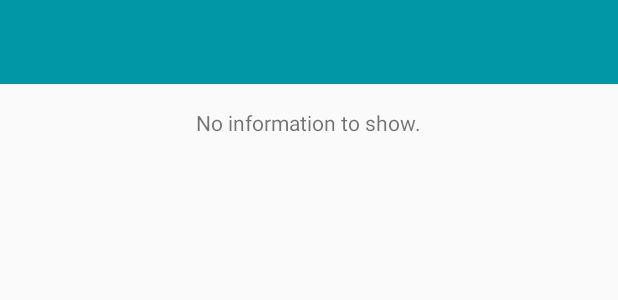
After one commit to evijit/Madad_SOS, an Android app: the layout activity_chatlist.xml on its own in the app's theme, with its tools: preview values and no code run, on a phone screen of 412 x 824 dp. The commit adds this screen. Shown: the top 300 px of the screen. Run offline under Robolectric (Android 15) with nearby library versions, the phone set to English and light mode, and no system bars.

Commit message:
Chatlist UI complete

```diff
--- a/app/src/main/AndroidManifest.xml
+++ b/app/src/main/AndroidManifest.xml
@@ -43,6 +43,10 @@
             android:name=".MessageActivity"
             android:label="@string/title_activity_message" >
         </activity>
+        <activity
+            android:name=".Chatlist"
+            android:label="@string/title_activity_chatlist" >
+        </activity>
     </application>
 
 </manifest>
--- a/app/src/main/java/kgp/tech/interiit/sos/MapsActivity.java
+++ b/app/src/main/java/kgp/tech/interiit/sos/MapsActivity.java
@@ -29,7 +29,7 @@ public class MapsActivity extends FragmentActivity {
 
     public void openchat(View v)
     {
-        Intent i = new Intent(MapsActivity.this, MessageActivity.class);
+        Intent i = new Intent(MapsActivity.this, Chatlist.class);
         startActivity(i);
     }
     /**
--- a/app/src/main/java/kgp/tech/interiit/sos/MessageActivity.java
+++ b/app/src/main/java/kgp/tech/interiit/sos/MessageActivity.java
@@ -118,6 +118,7 @@ public class MessageActivity extends AppCompatActivity {
     }
     private class SendMessage extends AsyncTask<Void, String, String>
     {
+        String sender="Somebody";
         @Override
         protected String doInBackground(Void... params) {
             try {
--- /dev/null
+++ b/app/src/main/res/layout/activity_chatlist.xml
@@ -0,0 +1,67 @@
+
+
+
+
+    <LinearLayout
+        android:layout_width="match_parent"
+        android:layout_height="match_parent"
+        android:orientation="vertical"
+        android:fitsSystemWindows="true"
+        tools:context=".Contact"
+        xmlns:app="http://schemas.android.com/apk/res-auto"
+        xmlns:android="http://schemas.android.com/apk/res/android"
+        xmlns:tools="http://schemas.android.com/tools">
+        <android.support.v7.widget.Toolbar
+            android:id="@+id/my_awesome_toolbar"
+            android:layout_height="wrap_content"
+            android:layout_width="match_parent"
+            android:fitsSystemWindows="true"
+            android:minHeight="?attr/actionBarSize"
+            android:background="?attr/colorPrimary"
+            app:theme="@style/ThemeOverlay.AppCompat.Dark.ActionBar"
+            app:popupTheme="@style/ThemeOverlay.AppCompat.Light"/>
+
+            <RelativeLayout xmlns:android="http://schemas.android.com/apk/res/android"
+                xmlns:tools="http://schemas.android.com/tools"
+                android:layout_width="match_parent"
+                android:layout_height="match_parent"
+                android:paddingBottom="@dimen/activity_vertical_margin"
+                android:paddingLeft="@dimen/activity_horizontal_margin"
+                android:paddingRight="@dimen/activity_horizontal_margin"
+                android:paddingTop="@dimen/activity_vertical_margin">
+
+                <FrameLayout
+                    android:layout_width="fill_parent"
+                    android:layout_height="wrap_content"
+                    android:layout_marginLeft="10dp"
+                    android:layout_marginRight="10dp"
+                    android:orientation="vertical" >
+
+                    <!--<TextView
+                        android:id="@+id/usertitle"
+                        android:layout_width="wrap_content"
+                        android:layout_height="wrap_content"
+                        android:textSize="25sp"
+                        android:layout_marginBottom="40dp"
+                        android:text="@string/user_title"
+                        android:textStyle="bold" />-->
+
+                    <ListView android:id="@+id/list_data"
+                        android:layout_height="match_parent"
+                        android:layout_width="match_parent"
+                        android:divider="@android:color/transparent"
+                        android:dividerHeight="5dp"
+                        android:layout_weight="1"/>
+
+                    <TextView
+                        android:id="@+id/emptyviewtxt"
+                        android:layout_width="wrap_content"
+                        android:layout_height="wrap_content"
+                        android:layout_gravity="center"
+                        android:gravity="center"
+                        android:text="No information to show." />
+
+                </FrameLayout>
+
+            </RelativeLayout>
+    </LinearLayout>
--- /dev/null
+++ b/app/src/main/res/menu/menu_chatlist.xml
@@ -0,0 +1,6 @@
+<menu xmlns:android="http://schemas.android.com/apk/res/android"
+    xmlns:app="http://schemas.android.com/apk/res-auto"
+    xmlns:tools="http://schemas.android.com/tools" tools:context="kgp.tech.interiit.sos.Chatlist">
+    <item android:id="@+id/action_settings" android:title="@string/action_settings"
+        android:orderInCategory="100" app:showAsAction="never" />
+</menu>
```
Also changed, not shown: app/src/main/java/kgp/tech/interiit/sos/Chatlist.java (added, +233 -0 lines), app/src/main/res/layout/activity_message.xml (+3 -49 lines), app/src/main/res/layout/list_single.xml (added, +74 -0 lines), app/src/main/res/values/strings.xml (+32 -0 lines).
